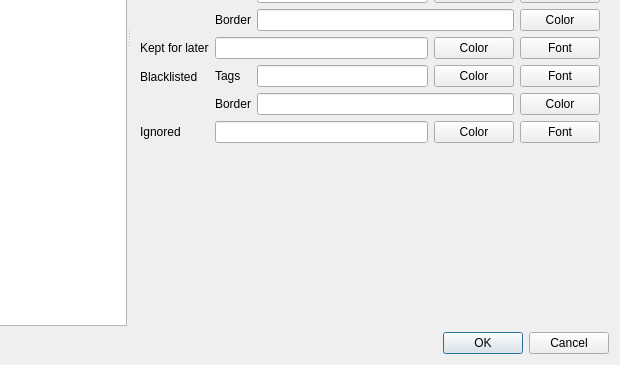
Qt form src/gui/src/settings/options-window.ui (Bionus/imgbrd-grabber) before a commit; both pictures show x 127 to 747 and y 263 to 628 of the 747 by 628 pixel window.
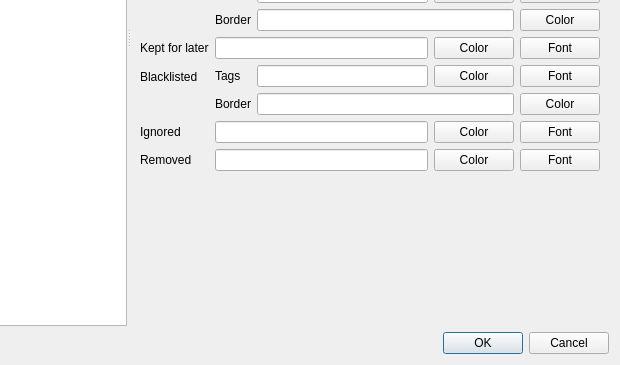
The same form after that commit. The open tabs and pages were chosen to show the change. Icons and pictures are not drawn.

What changed in the file:
```diff
--- a/src/gui/src/settings/options-window.ui
+++ b/src/gui/src/settings/options-window.ui
@@ -5174,6 +5174,34 @@
           </item>
          </layout>
         </item>
+        <item row="12" column="0">
+         <widget class="QLabel" name="labelColoringRemoveds">
+          <property name="text">
+           <string>Removed</string>
+          </property>
+         </widget>
+        </item>
+        <item row="12" column="1">
+         <layout class="QHBoxLayout" name="layoutColoringRemoveds">
+          <item>
+           <widget class="QLineEdit" name="lineColoringRemoveds"/>
+          </item>
+          <item>
+           <widget class="QPushButton" name="buttonColoringRemovedsColor">
+            <property name="text">
+             <string>Color</string>
+            </property>
+           </widget>
+          </item>
+          <item>
+           <widget class="QPushButton" name="buttonColoringRemovedsFont">
+            <property name="text">
+             <string>Font</string>
+            </property>
+           </widget>
+          </item>
+         </layout>
+        </item>
        </layout>
        <zorder>labelColoringArtists</zorder>
        <zorder>labelColoringSeries</zorder>
```
Left out of the diff: 4 changed lines with no effect on the pictures.
